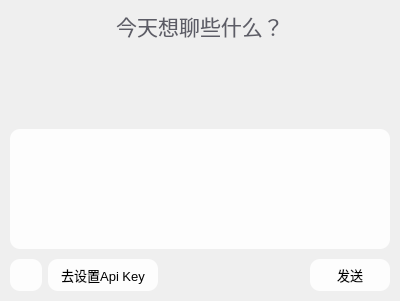
The window that OneGrab/src/AITalkWidget.ui (whdicu/OneGrab) describes before a commit, drawn with Qt 5.
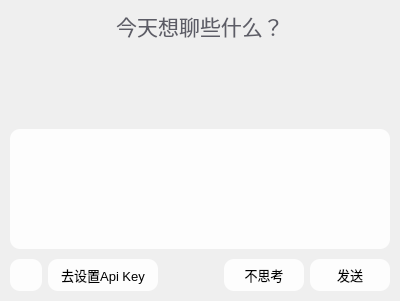
The same window after the commit. Icons and pictures are not drawn.

Commit message: 1.增加思考模式 2.MouseWindow样式优化

The edit to the form file:
```diff
--- a/OneGrab/src/AITalkWidget.ui
+++ b/OneGrab/src/AITalkWidget.ui
@@ -252,6 +252,31 @@
        </property>
       </spacer>
      </item>
+     <item>
+      <widget class="QPushButton" name="btn_think">
+       <property name="minimumSize">
+        <size>
+         <width>80</width>
+         <height>32</height>
+        </size>
+       </property>
+       <property name="maximumSize">
+        <size>
+         <width>80</width>
+         <height>32</height>
+        </size>
+       </property>
+       <property name="font">
+        <font>
+         <family>Microsoft YaHei UI</family>
+         <pointsize>10</pointsize>
+        </font>
+       </property>
+       <property name="text">
+        <string>不思考</string>
+       </property>
+      </widget>
+     </item>
      <item>
       <widget class="QPushButton" name="btn_send">
        <property name="minimumSize">
```
The commit also changes 15 other files.
